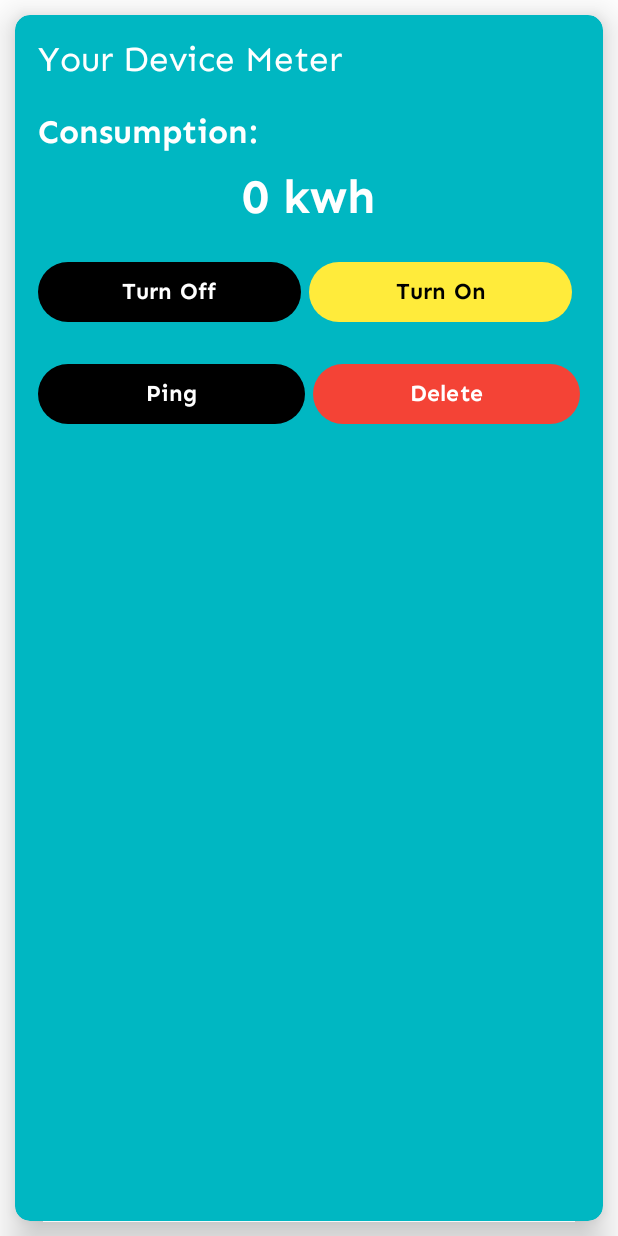
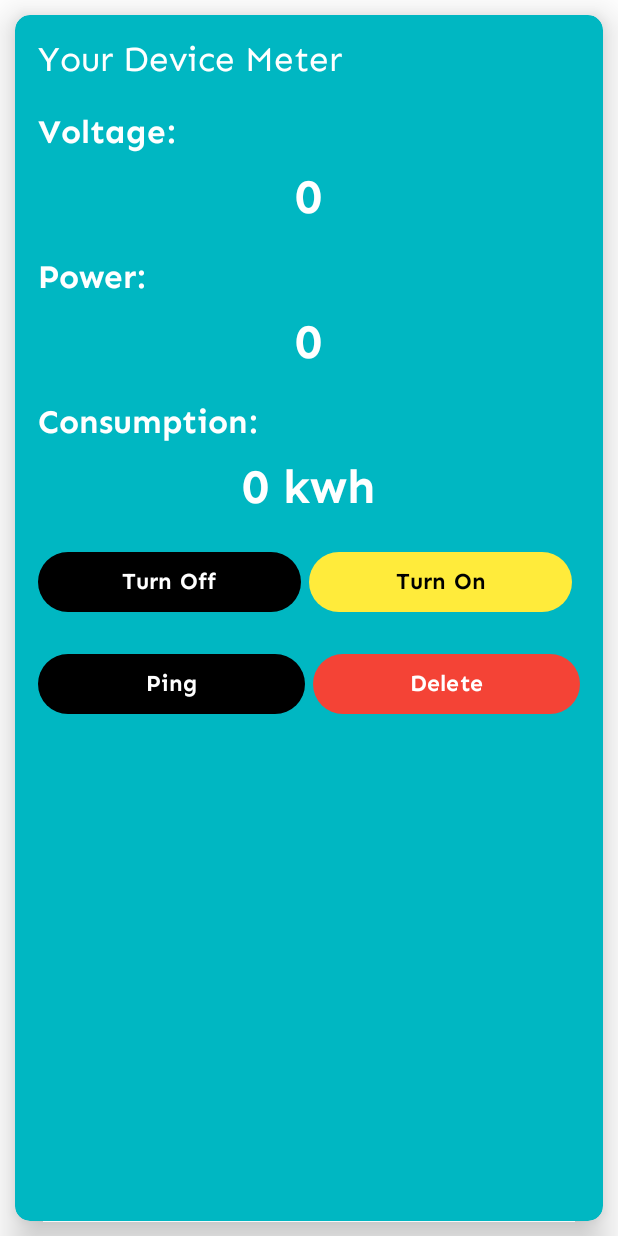
Before and after one commit to MakMoinee/smartMeterApp, an Android app: the DeviceActivity screen opened directly, with no data from a screen before it, on a phone screen of 412 x 824 dp. Run offline under Robolectric (Android 15) with nearby library versions, the phone set to English and light mode, and no system bars; libraries missing offline, so code that uses them is left out: com.github; 3 statements that could not run were skipped.

Commit message:
update code

```diff
--- a/app/src/main/java/com/thesis/smesurviveapp/DeviceActivity.java
+++ b/app/src/main/java/com/thesis/smesurviveapp/DeviceActivity.java
@@ -12,6 +12,7 @@ import androidx.appcompat.app.AppCompatActivity;
 import com.github.MakMoinee.library.dialogs.MyDialog;
 import com.github.MakMoinee.library.interfaces.DefaultBaseListener;
 import com.google.gson.Gson;
+import com.thesis.smesurviveapp.commons.Utils;
 import com.thesis.smesurviveapp.databinding.ActivityDevicesBinding;
 import com.thesis.smesurviveapp.models.Devices;
 import com.thesis.smesurviveapp.services.DeviceDB;
@@ -93,17 +94,33 @@ public class DeviceActivity extends AppCompatActivity {
                         try {
                             voltage = obj.getDouble("voltage");
                             current = powerWatts / voltage;
-                            getElapseTime();
-                            double power = current * voltage;
-                            energyWh += power * elapsedTimeHours;
+
+                            double simulatedPowerFluctuation = (Math.random() - 0.5) * 0.5;
+                            double power = current * voltage + simulatedPowerFluctuation;
+
+                            if (Utils.isTurnedOn) {
+                                double simulatedElapseTime = 1.0 / 60.0;
+                                energyWh += power * simulatedElapseTime;
                                 energyKWh = energyWh / 1000.0;
 
                                 runOnUiThread(new Runnable() {
                                     @Override
                                     public void run() {
-                                    binding.lblVoltage.setText(String.format("%s kwh", Double.toString(energyKWh)));
+                                        binding.txtPower.setText(String.format("%.2f", power));
+                                        binding.txtVoltage.setText(String.format("%.2f", voltage));
+                                        binding.txtConsumption.setText(String.format("%.2f kwh", energyKWh));
                                     }
                                 });
+                            } else {
+                                runOnUiThread(new Runnable() {
+                                    @Override
+                                    public void run() {
+                                        binding.txtPower.setText(String.format("%.2f", power));
+                                        binding.txtVoltage.setText(String.format("%.2f", voltage));
+                                    }
+                                });
+                            }
+
                         } catch (JSONException e) {
                             voltage = 0;
                         }
@@ -143,6 +160,7 @@ public class DeviceActivity extends AppCompatActivity {
                 @Override
                 public <T> void onSuccess(T any) {
                     myDialog.dismiss();
+                    Utils.isTurnedOn = false;
                     Toast.makeText(DeviceActivity.this, "Successfully Turned Off Device Meter", Toast.LENGTH_SHORT).show();
                 }
 
@@ -161,6 +179,7 @@ public class DeviceActivity extends AppCompatActivity {
                 @Override
                 public <T> void onSuccess(T any) {
                     myDialog.dismiss();
+                    Utils.isTurnedOn = true;
                     Toast.makeText(DeviceActivity.this, "Successfully Turned On Device Meter", Toast.LENGTH_SHORT).show();
                 }
 
@@ -179,6 +198,7 @@ public class DeviceActivity extends AppCompatActivity {
                 @Override
                 public <T> void onSuccess(T any) {
                     myDialog.dismiss();
+                    Utils.isTurnedOn = false;
                     Toast.makeText(DeviceActivity.this, "Successfully Deleted Device", Toast.LENGTH_SHORT).show();
                     finish();
                 }
--- /dev/null
+++ b/app/src/main/java/com/thesis/smesurviveapp/commons/Utils.java
@@ -0,0 +1,5 @@
+package com.thesis.smesurviveapp.commons;
+
+public class Utils {
+    public static boolean isTurnedOn = false;
+}
--- a/app/src/main/java/com/thesis/smesurviveapp/ui/devices/DeviceFragment.java
+++ b/app/src/main/java/com/thesis/smesurviveapp/ui/devices/DeviceFragment.java
@@ -2,7 +2,6 @@ package com.thesis.smesurviveapp.ui.devices;
 
 import android.content.Context;
 import android.content.DialogInterface;
-import android.content.Intent;
 import android.os.Bundle;
 import android.util.Log;
 import android.view.LayoutInflater;
@@ -20,7 +19,6 @@ import com.github.MakMoinee.library.dialogs.MyDialog;
 import com.github.MakMoinee.library.interfaces.DefaultBaseListener;
 import com.github.MakMoinee.library.preference.LoginPref;
 import com.github.MakMoinee.library.services.Utils;
-import com.thesis.smesurviveapp.DeviceActivity;
 import com.thesis.smesurviveapp.adapters.DeviceAdapters;
 import com.thesis.smesurviveapp.databinding.DialogAddDeviceBinding;
 import com.thesis.smesurviveapp.databinding.FragmentDevicesBinding;
@@ -68,7 +66,7 @@ public class DeviceFragment extends Fragment {
         devicesList = new ArrayList<>();
         binding.recycler.setAdapter(null);
         userID = new LoginPref(requireContext()).getIntItem("userID");
-        Log.e("userid>>>",Integer.toString(userID));
+        Log.e("userid>>>", Integer.toString(userID));
         deviceDB.fetchDevices(userID, new DefaultBaseListener() {
             @Override
             public <T> void onSuccess(T any) {
@@ -103,7 +101,7 @@ public class DeviceFragment extends Fragment {
 
             @Override
             public void onError(Error error) {
-                Log.e("error_load",error.getLocalizedMessage());
+                Log.e("error_load", error.getLocalizedMessage());
             }
         });
     }
@@ -125,6 +123,7 @@ public class DeviceFragment extends Fragment {
                         deviceDB.deleteDevice(devices.getDeviceID(), new DefaultBaseListener() {
                             @Override
                             public <T> void onSuccess(T any) {
+                                com.thesis.smesurviveapp.commons.Utils.isTurnedOn = false;
                                 Toast.makeText(requireContext(), "Successfully Deleted Device", Toast.LENGTH_SHORT).show();
                                 loadData();
                             }
--- a/app/src/main/res/layout/activity_devices.xml
+++ b/app/src/main/res/layout/activity_devices.xml
@@ -28,10 +28,56 @@
                 android:textSize="23sp" />
 
             <TextView
-                android:id="@+id/lblCurrent"
+                android:id="@+id/lblVoltage"
                 android:layout_width="wrap_content"
                 android:layout_height="wrap_content"
                 android:layout_below="@+id/lblDevice"
+                android:layout_marginTop="20dp"
+                android:fontFamily="@font/sen_bold"
+                android:text="Voltage:"
+                android:textColor="@android:color/white"
+                android:textSize="22sp" />
+
+            <TextView
+                android:id="@+id/txtVoltage"
+                android:layout_width="wrap_content"
+                android:layout_height="wrap_content"
+                android:layout_below="@+id/lblVoltage"
+                android:layout_centerHorizontal="true"
+                android:layout_marginTop="10dp"
+                android:fontFamily="@font/sen_bold"
+                android:text="0"
+                android:textColor="@android:color/white"
+                android:textSize="32sp" />
+
+            <TextView
+                android:id="@+id/lblPower"
+                android:layout_width="wrap_content"
+                android:layout_height="wrap_content"
+                android:layout_below="@+id/txtVoltage"
+                android:layout_marginTop="20dp"
+                android:fontFamily="@font/sen_bold"
+                android:text="Power:"
+                android:textColor="@android:color/white"
+                android:textSize="22sp" />
+
+            <TextView
+                android:id="@+id/txtPower"
+                android:layout_width="wrap_content"
+                android:layout_height="wrap_content"
+                android:layout_below="@+id/lblPower"
+                android:layout_centerHorizontal="true"
+                android:layout_marginTop="10dp"
+                android:fontFamily="@font/sen_bold"
+                android:text="0"
+                android:textColor="@android:color/white"
+                android:textSize="32sp" />
+
+            <TextView
+                android:id="@+id/lblConsumption"
+                android:layout_width="wrap_content"
+                android:layout_height="wrap_content"
+                android:layout_below="@+id/txtPower"
                 android:layout_marginTop="20dp"
                 android:fontFamily="@font/sen_bold"
                 android:text="Consumption:"
@@ -39,10 +85,10 @@
                 android:textSize="22sp" />
 
             <TextView
-                android:id="@+id/lblVoltage"
+                android:id="@+id/txtConsumption"
                 android:layout_width="wrap_content"
                 android:layout_height="wrap_content"
-                android:layout_below="@+id/lblCurrent"
+                android:layout_below="@+id/lblConsumption"
                 android:layout_centerHorizontal="true"
                 android:layout_marginTop="10dp"
                 android:fontFamily="@font/sen_bold"
@@ -54,7 +100,7 @@
                 android:id="@+id/linear1"
                 android:layout_width="match_parent"
                 android:layout_height="wrap_content"
-                android:layout_below="@+id/lblVoltage"
+                android:layout_below="@+id/txtConsumption"
                 android:layout_marginTop="20dp"
                 android:orientation="horizontal">
 
--- a/app/src/main/res/layout/fragment_home.xml
+++ b/app/src/main/res/layout/fragment_home.xml
@@ -18,7 +18,7 @@
             android:layout_centerVertical="true"
             android:fontFamily="@font/sen_bold"
             android:textAlignment="center"
-            android:text="Energy Consumption\nMonitoring System"
+            android:text="Welcome to Survive App"
             android:textColor="@android:color/black"
             android:textSize="20sp" />
     </RelativeLayout>
--- a/app/src/main/res/values/strings.xml
+++ b/app/src/main/res/values/strings.xml
@@ -1,5 +1,5 @@
 <resources>
-    <string name="app_name">Energy Consumption\nMonitoring System</string>
+    <string name="app_name">Survive</string>
     <string name="title_activity_dashboard">DashboardActivity</string>
     <string name="navigation_drawer_open">Open navigation drawer</string>
     <string name="navigation_drawer_close">Close navigation drawer</string>
```
Lines whose indentation alone changed are shown as unchanged.
